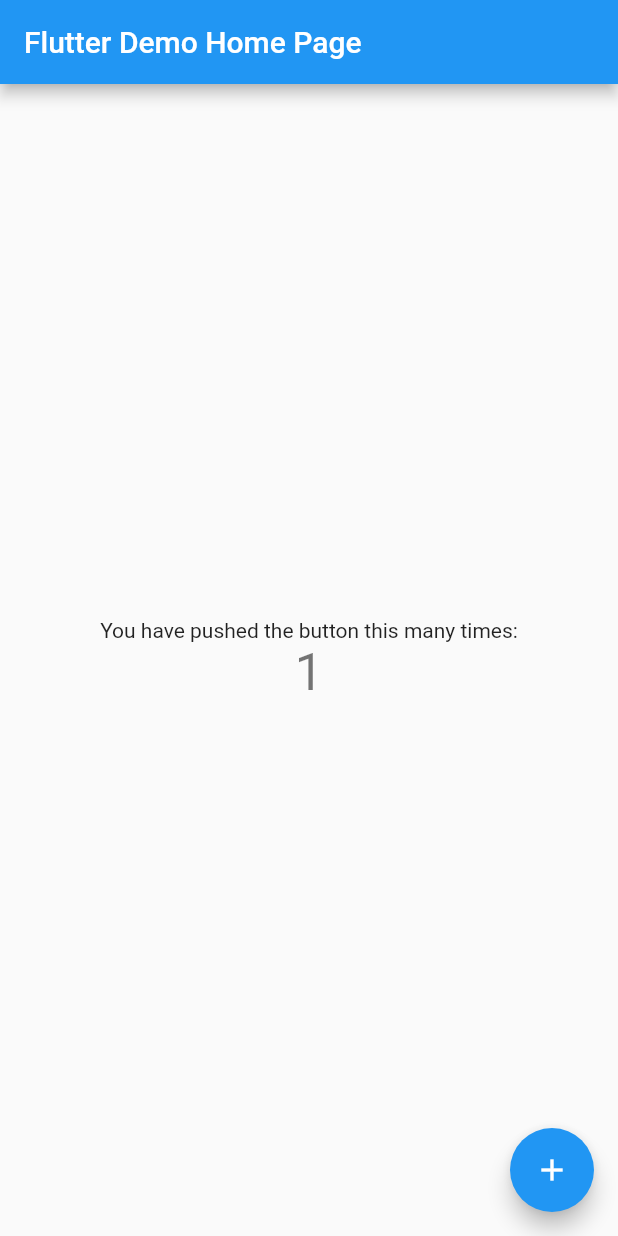
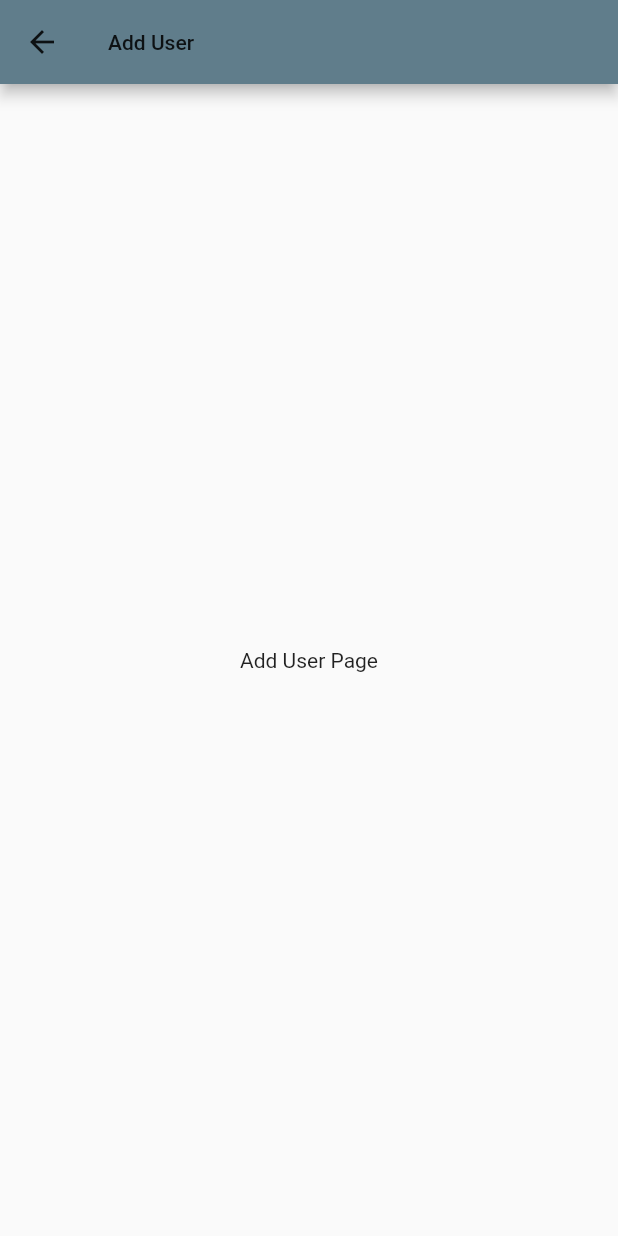
Before and after one commit to manuelduarte077/flutter_hobbits, a Flutter app: the screen it shows after launch, after a tap on the "add" icon, on a phone screen of 412 x 824 dp. Run offline on Flutter 3.47's test engine with Material 2 defaults, Android fonts, the phone set to English and light mode, and no system bars; our stand-ins replace google_fonts, graphql_flutter.

Commit message:
:construction: wip

```diff
--- a/app/lib/main.dart
+++ b/app/lib/main.dart
@@ -1,115 +1,11 @@
 import 'package:flutter/material.dart';
+import 'package:graphql_flutter/graphql_flutter.dart';
+import 'src/app.dart';
 
-void main() {
-  runApp(const MyApp());
+void main() async {
+  WidgetsFlutterBinding.ensureInitialized();
+
+  await initHiveForFlutter();
+
+  runApp(MyApp());
 }
-
-class MyApp extends StatelessWidget {
-  const MyApp({Key? key}) : super(key: key);
-
-  // This widget is the root of your application.
-  @override
-  Widget build(BuildContext context) {
-    return MaterialApp(
-      title: 'Flutter Demo',
-      theme: ThemeData(
-        // This is the theme of your application.
-        //
-        // Try running your application with "flutter run". You'll see the
-        // application has a blue toolbar. Then, without quitting the app, try
-        // changing the primarySwatch below to Colors.green and then invoke
-        // "hot reload" (press "r" in the console where you ran "flutter run",
-        // or simply save your changes to "hot reload" in a Flutter IDE).
-        // Notice that the counter didn't reset back to zero; the application
-        // is not restarted.
-        primarySwatch: Colors.blue,
-      ),
-      home: const MyHomePage(title: 'Flutter Demo Home Page'),
-    );
-  }
-}
-
-class MyHomePage extends StatefulWidget {
-  const MyHomePage({Key? key, required this.title}) : super(key: key);
-
-  // This widget is the home page of your application. It is stateful, meaning
-  // that it has a State object (defined below) that contains fields that affect
-  // how it looks.
-
-  // This class is the configuration for the state. It holds the values (in this
-  // case the title) provided by the parent (in this case the App widget) and
-  // used by the build method of the State. Fields in a Widget subclass are
-  // always marked "final".
-
-  final String title;
-
-  @override
-  State<MyHomePage> createState() => _MyHomePageState();
-}
-
-class _MyHomePageState extends State<MyHomePage> {
-  int _counter = 0;
-
-  void _incrementCounter() {
-    setState(() {
-      // This call to setState tells the Flutter framework that something has
-      // changed in this State, which causes it to rerun the build method below
-      // so that the display can reflect the updated values. If we changed
-      // _counter without calling setState(), then the build method would not be
-      // called again, and so nothing would appear to happen.
-      _counter++;
-    });
-  }
-
-  @override
-  Widget build(BuildContext context) {
-    // This method is rerun every time setState is called, for instance as done
-    // by the _incrementCounter method above.
-    //
-    // The Flutter framework has been optimized to make rerunning build methods
-    // fast, so that you can just rebuild anything that needs updating rather
-    // than having to individually change instances of widgets.
-    return Scaffold(
-      appBar: AppBar(
-        // Here we take the value from the MyHomePage object that was created by
-        // the App.build method, and use it to set our appbar title.
-        title: Text(widget.title),
-      ),
-      body: Center(
-        // Center is a layout widget. It takes a single child and positions it
-        // in the middle of the parent.
-        child: Column(
-          // Column is also a layout widget. It takes a list of children and
-          // arranges them vertically. By default, it sizes itself to fit its
-          // children horizontally, and tries to be as tall as its parent.
-          //
-          // Invoke "debug painting" (press "p" in the console, choose the
-          // "Toggle Debug Paint" action from the Flutter Inspector in Android
-          // Studio, or the "Toggle Debug Paint" command in Visual Studio Code)
-          // to see the wireframe for each widget.
-          //
-          // Column has various properties to control how it sizes itself and
-          // how it positions its children. Here we use mainAxisAlignment to
-          // center the children vertically; the main axis here is the vertical
-          // axis because Columns are vertical (the cross axis would be
-          // horizontal).
-          mainAxisAlignment: MainAxisAlignment.center,
-          children: <Widget>[
-            const Text(
-              'You have pushed the button this many times:',
-            ),
-            Text(
-              '$_counter',
-              style: Theme.of(context).textTheme.headline4,
-            ),
-          ],
-        ),
-      ),
-      floatingActionButton: FloatingActionButton(
-        onPressed: _incrementCounter,
-        tooltip: 'Increment',
-        child: const Icon(Icons.add),
-      ), // This trailing comma makes auto-formatting nicer for build methods.
-    );
-  }
-}
--- /dev/null
+++ b/app/lib/src/app.dart
@@ -0,0 +1,40 @@
+import 'package:app/src/screens/home_page.dart';
+import 'package:flutter/material.dart';
+import 'package:graphql_flutter/graphql_flutter.dart';
+
+final HttpLink link = HttpLink(
+  'http://localhost:4000/graphql',
+);
+
+class MyApp extends StatelessWidget {
+  MyApp({
+    Key? key,
+  }) : super(key: key);
+
+  ValueNotifier<GraphQLClient> client = ValueNotifier(
+    GraphQLClient(
+      cache: GraphQLCache(store: HiveStore()),
+      link: link,
+    ),
+  );
+
+  @override
+  Widget build(BuildContext context) {
+    var theme = Theme.of(context).textTheme;
+    return GraphQLProvider(
+      client: client,
+      child: MaterialApp(
+        debugShowCheckedModeBanner: false,
+        theme: ThemeData(
+            primarySwatch: Colors.blueGrey,
+            visualDensity: VisualDensity.adaptivePlatformDensity,
+            textTheme: theme,
+            appBarTheme: AppBarTheme(
+              iconTheme: const IconThemeData(color: Colors.black87),
+              titleTextStyle: theme.bodyText1,
+            )),
+        home: HomePage(client: client),
+      ),
+    );
+  }
+}
--- /dev/null
+++ b/app/lib/src/screens/add_user.dart
@@ -0,0 +1,22 @@
+import 'package:flutter/material.dart';
+
+class AddUserPage extends StatefulWidget {
+  const AddUserPage({Key? key}) : super(key: key);
+
+  @override
+  State<AddUserPage> createState() => _AddUserPageState();
+}
+
+class _AddUserPageState extends State<AddUserPage> {
+  @override
+  Widget build(BuildContext context) {
+    return Scaffold(
+      appBar: AppBar(
+        title: Text('Add User'),
+      ),
+      body: Center(
+        child: Text('Add User Page'),
+      ),
+    );
+  }
+}
--- /dev/null
+++ b/app/lib/src/screens/home_page.dart
@@ -0,0 +1,48 @@
+import 'package:flutter/material.dart';
+import 'package:google_fonts/google_fonts.dart';
+import 'package:graphql_flutter/graphql_flutter.dart';
+
+import 'add_user.dart';
+import 'users_page.dart';
+
+class HomePage extends StatefulWidget {
+  const HomePage({Key? key, required this.client}) : super(key: key);
+
+  final ValueNotifier<GraphQLClient> client;
+
+  @override
+  State<HomePage> createState() => _HomePageState();
+}
+
+class _HomePageState extends State<HomePage> {
+  @override
+  Widget build(BuildContext context) {
+    Widget content = const UsersPage();
+    return Scaffold(
+      appBar: AppBar(
+        title: Text(
+          'Hobbits',
+          style: TextStyle(
+            color: Colors.grey[800],
+            fontSize: 20,
+            fontWeight: FontWeight.bold,
+            fontFamily: GoogleFonts.mcLaren().fontFamily,
+          ),
+        ),
+        backgroundColor: Colors.transparent,
+        elevation: 0,
+      ),
+      body: Center(child: content),
+      floatingActionButton: FloatingActionButton(
+        onPressed: () async {
+          final route = MaterialPageRoute(
+            builder: (context) => const AddUserPage(),
+          );
+          await Navigator.push(context, route);
+        },
+        backgroundColor: Colors.lightGreen,
+        child: const Icon(Icons.add),
+      ),
+    );
+  }
+}
--- /dev/null
+++ b/app/lib/src/screens/users_page.dart
@@ -0,0 +1,10 @@
+import 'package:flutter/material.dart';
+
+class UsersPage extends StatelessWidget {
+  const UsersPage({Key? key}) : super(key: key);
+
+  @override
+  Widget build(BuildContext context) {
+    return Container();
+  }
+}
```
Also changed, not shown: app/pubspec.yaml (+6 -71 lines), app/pubspec.lock, 14 other files.
